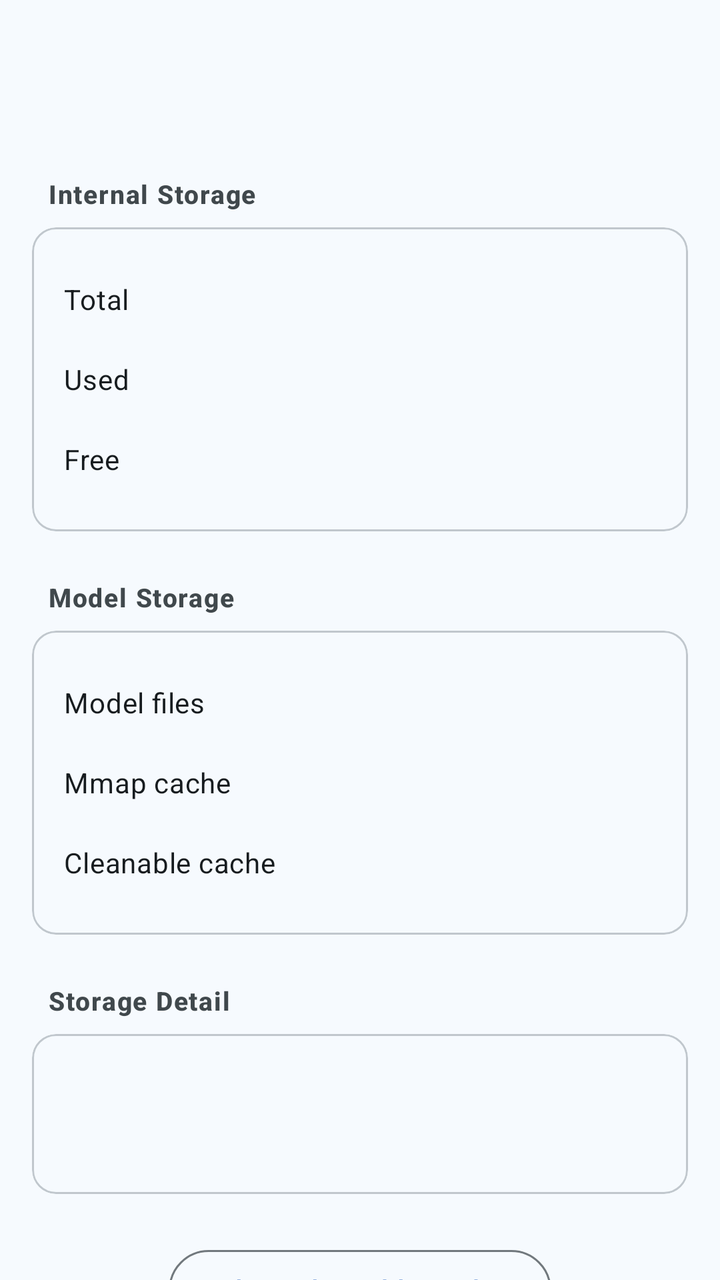
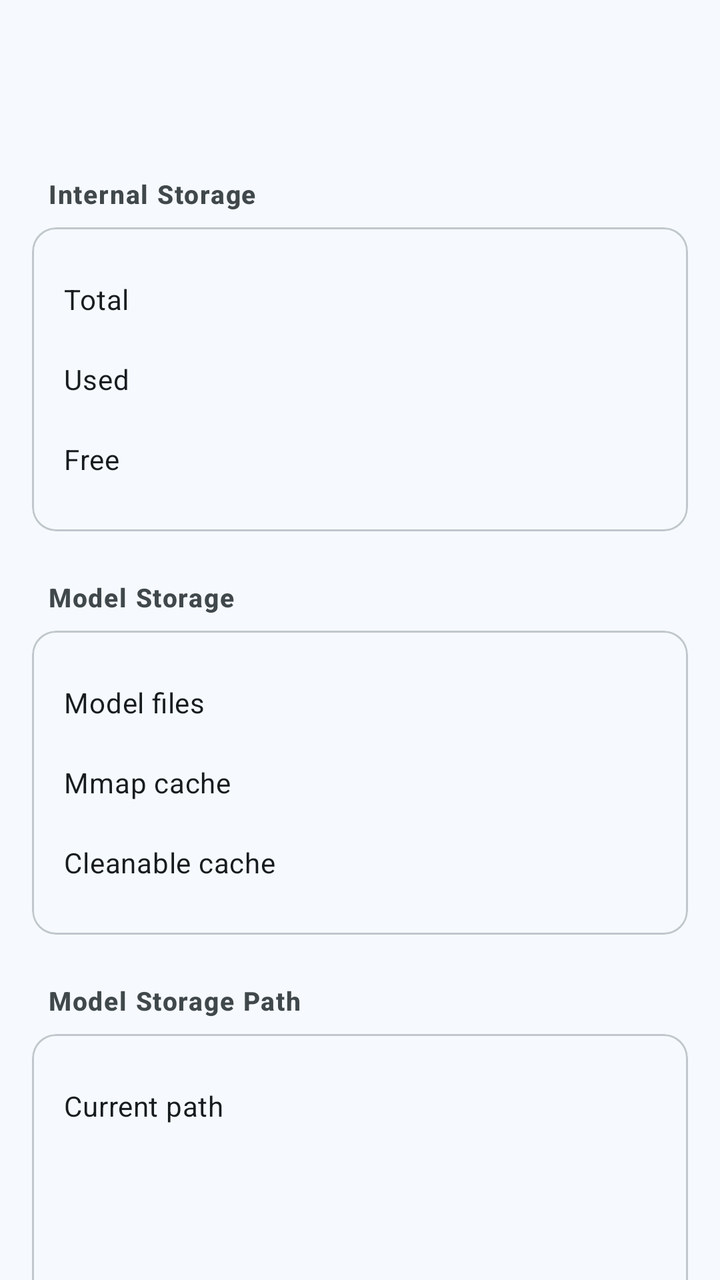

Screens rendered from an Android XML layout before and after an edit, with the pre-edit source and the edit as a unified diff.
<!-- AndroidManifest.xml: application theme AppTheme -->
<!-- res/layout/activity_storage_management.xml -->
<?xml version="1.0" encoding="utf-8"?>
<LinearLayout xmlns:android="http://schemas.android.com/apk/res/android"
    xmlns:app="http://schemas.android.com/apk/res-auto"
    android:layout_width="match_parent"
    android:layout_height="match_parent"
    android:orientation="vertical"
    android:fitsSystemWindows="true">

    <com.google.android.material.appbar.AppBarLayout
        android:layout_width="match_parent"
        android:layout_height="wrap_content"
        android:fitsSystemWindows="true">

        <androidx.appcompat.widget.Toolbar
            android:id="@+id/toolbar"
            android:layout_width="match_parent"
            android:layout_height="?attr/actionBarSize"
            android:elevation="4dp" />
    </com.google.android.material.appbar.AppBarLayout>

    <androidx.core.widget.NestedScrollView
        android:layout_width="match_parent"
        android:layout_height="match_parent"
        android:fillViewport="true">

        <LinearLayout
            android:layout_width="match_parent"
            android:layout_height="wrap_content"
            android:orientation="vertical"
            android:paddingBottom="24dp">

            
            <TextView
                style="@style/SettingsSectionHeader"
                android:text="@string/storage_summary_internal" />

            <com.google.android.material.card.MaterialCardView
                style="@style/SettingsSectionGroup"
                android:layout_width="match_parent"
                android:layout_height="wrap_content"
                android:layout_marginStart="16dp"
                android:layout_marginEnd="16dp">

                <LinearLayout
                    android:layout_width="match_parent"
                    android:layout_height="wrap_content"
                    android:orientation="vertical"
                    android:padding="16dp">

                    <LinearLayout
                        android:layout_width="match_parent"
                        android:layout_height="wrap_content"
                        android:orientation="horizontal"
                        android:minHeight="40dp"
                        android:gravity="center_vertical">
                        <TextView
                            style="@style/SettingsRowLabel"
                            android:layout_weight="1"
                            android:text="@string/storage_total" />
                        <TextView
                            android:id="@+id/tv_internal_total"
                            style="@style/SettingsRowValue" />
                    </LinearLayout>
                    <LinearLayout
                        android:layout_width="match_parent"
                        android:layout_height="wrap_content"
                        android:orientation="horizontal"
                        android:minHeight="40dp"
                        android:gravity="center_vertical">
                        <TextView
                            style="@style/SettingsRowLabel"
                            android:layout_weight="1"
                            android:text="@string/storage_used" />
                        <TextView
                            android:id="@+id/tv_internal_used"
                            style="@style/SettingsRowValue" />
                    </LinearLayout>
                    <LinearLayout
                        android:layout_width="match_parent"
                        android:layout_height="wrap_content"
                        android:orientation="horizontal"
                        android:minHeight="40dp"
                        android:gravity="center_vertical">
                        <TextView
                            style="@style/SettingsRowLabel"
                            android:layout_weight="1"
                            android:text="@string/storage_free" />
                        <TextView
                            android:id="@+id/tv_internal_free"
                            style="@style/SettingsRowValue" />
                    </LinearLayout>
                </LinearLayout>
            </com.google.android.material.card.MaterialCardView>

            
            <TextView
                style="@style/SettingsSectionHeader"
                android:text="@string/storage_summary_model" />

            <com.google.android.material.card.MaterialCardView
                style="@style/SettingsSectionGroup"
                android:layout_width="match_parent"
                android:layout_height="wrap_content"
                android:layout_marginStart="16dp"
                android:layout_marginEnd="16dp">

                <LinearLayout
                    android:layout_width="match_parent"
                    android:layout_height="wrap_content"
                    android:orientation="vertical"
                    android:padding="16dp">

                    <LinearLayout
                        android:layout_width="match_parent"
                        android:layout_height="wrap_content"
                        android:orientation="horizontal"
                        android:minHeight="40dp"
                        android:gravity="center_vertical">
                        <TextView
                            style="@style/SettingsRowLabel"
                            android:layout_weight="1"
                            android:text="@string/storage_model_files" />
                        <TextView
                            android:id="@+id/tv_model_files"
                            style="@style/SettingsRowValue" />
                    </LinearLayout>
                    <LinearLayout
                        android:layout_width="match_parent"
                        android:layout_height="wrap_content"
                        android:orientation="horizontal"
                        android:minHeight="40dp"
                        android:gravity="center_vertical">
                        <TextView
                            style="@style/SettingsRowLabel"
                            android:layout_weight="1"
                            android:text="@string/storage_mmap_cache" />
                        <TextView
                            android:id="@+id/tv_mmap_cache"
                            style="@style/SettingsRowValue" />
                    </LinearLayout>
                    <LinearLayout
                        android:layout_width="match_parent"
                        android:layout_height="wrap_content"
                        android:orientation="horizontal"
                        android:minHeight="40dp"
                        android:gravity="center_vertical">
                        <TextView
                            style="@style/SettingsRowLabel"
                            android:layout_weight="1"
                            android:text="@string/storage_orphan_cache" />
                        <TextView
                            android:id="@+id/tv_orphan_cache"
                            style="@style/SettingsRowValue" />
                    </LinearLayout>
                </LinearLayout>
            </com.google.android.material.card.MaterialCardView>

            
            <TextView
                style="@style/SettingsSectionHeader"
                android:text="@string/storage_mmap_by_model" />

            <com.google.android.material.card.MaterialCardView
                style="@style/SettingsSectionGroup"
                android:layout_width="match_parent"
                android:layout_height="wrap_content"
                android:layout_marginStart="16dp"
                android:layout_marginEnd="16dp">

                <androidx.recyclerview.widget.RecyclerView
                    android:id="@+id/storage_recycler"
                    android:layout_width="match_parent"
                    android:layout_height="wrap_content"
                    android:nestedScrollingEnabled="false"
                    android:minHeight="80dp" />
            </com.google.android.material.card.MaterialCardView>

            
            <LinearLayout
                android:layout_width="match_parent"
                android:layout_height="wrap_content"
                android:orientation="vertical"
                android:padding="24dp"
                android:gravity="center">

                <com.google.android.material.button.MaterialButton
                    android:id="@+id/btn_clean_cleanable_cache"
                    style="@style/Widget.Material3.Button.OutlinedButton"
                    android:layout_width="wrap_content"
                    android:layout_height="wrap_content"
                    android:text="@string/storage_clean_cleanable_cache" />

            </LinearLayout>

        </LinearLayout>
    </androidx.core.widget.NestedScrollView>

</LinearLayout>
<!-- resources referenced by this layout -->
<resources>
  <string name="storage_free">Free</string>
  <string name="storage_mmap_by_model">Storage Detail</string>
  <string name="storage_mmap_cache">Mmap cache</string>
  <string name="storage_model_files">Model files</string>
  <string name="storage_orphan_cache">Cleanable cache</string>
  <string name="storage_summary_internal">Internal Storage</string>
  <string name="storage_summary_model">Model Storage</string>
  <string name="storage_total">Total</string>
  <string name="storage_used">Used</string>
  <color name="md_theme_primary">#2E65C2</color>
  <color name="md_theme_onPrimary">#FFFFFF</color>
  <color name="md_theme_primaryContainer">#e8f0fe</color>
  <color name="md_theme_onPrimaryContainer">#2f4578</color>
  <color name="md_theme_secondary">#4D616C</color>
  <color name="md_theme_onSecondary">#FFFFFF</color>
  <color name="md_theme_secondaryContainer">#D1E6F3</color>
  <color name="md_theme_onSecondaryContainer">#364954</color>
  <color name="md_theme_tertiary">#5F5A7D</color>
  <color name="md_theme_onTertiary">#FFFFFF</color>
  <color name="md_theme_tertiaryContainer">#E5DEFF</color>
  <color name="md_theme_onTertiaryContainer">#474364</color>
  <color name="md_theme_error">#BA1A1A</color>
  <color name="md_theme_onError">#FFFFFF</color>
  <color name="md_theme_errorContainer">#FFDAD6</color>
  <color name="md_theme_onErrorContainer">#93000A</color>
  <color name="md_theme_surface">#F6FAFE</color>
  <color name="md_theme_onBackground">#171C1F</color>
  <color name="md_theme_onSurface">#171C1F</color>
  <color name="md_theme_surfaceVariant">#DCE3E9</color>
  <color name="md_theme_onSurfaceVariant">#40484C</color>
  <color name="md_theme_outline">#71787D</color>
  <color name="md_theme_outlineVariant">#C0C7CD</color>
  <color name="md_theme_inverseSurface">#2C3134</color>
  <color name="md_theme_inverseOnSurface">#EDF1F5</color>
  <color name="md_theme_inversePrimary">#8ECFF2</color>
  <color name="md_theme_primaryFixed">#C1E8FF</color>
  <color name="md_theme_onPrimaryFixed">#001E2B</color>
  <color name="md_theme_primaryFixedDim">#8ECFF2</color>
  <color name="md_theme_onPrimaryFixedVariant">#004D67</color>
  <color name="md_theme_secondaryFixed">#D1E6F3</color>
  <color name="md_theme_onSecondaryFixed">#091E28</color>
  <color name="md_theme_secondaryFixedDim">#B5C9D7</color>
  <color name="md_theme_onSecondaryFixedVariant">#364954</color>
  <color name="md_theme_tertiaryFixed">#E5DEFF</color>
  <color name="md_theme_onTertiaryFixed">#1B1736</color>
  <color name="md_theme_tertiaryFixedDim">#C8C2EA</color>
  <color name="md_theme_onTertiaryFixedVariant">#474364</color>
  <color name="md_theme_surfaceDim">#D6DADE</color>
  <color name="md_theme_surfaceBright">#F6FAFE</color>
  <color name="md_theme_surfaceContainerLowest">#FFFFFF</color>
  <color name="md_theme_surfaceContainerLow">#F0F4F8</color>
  <color name="md_theme_surfaceContainer">#EAEEF2</color>
  <color name="md_theme_surfaceContainerHigh">#E5E9ED</color>
  <color name="md_theme_surfaceContainerHighest">#DFE3E7</color>
  <color name="colorCustomColor1">#166683</color>
  <color name="colorOnCustomColor1">#FFFFFF</color>
  <color name="colorCustomColor1Container">#C0E8FF</color>
  <color name="colorOnCustomColor1Container">#004D66</color>
  <color name="accentColor">#4252B6</color>
  <!-- unchanged entries left out for length: 7 -->
</resources>

<!-- the commit's change to res/layout/activity_storage_management.xml (unified diff, before → after) -->
@@ -158,6 +158,111 @@
             
             <TextView
                 style="@style/SettingsSectionHeader"
+                android:text="@string/storage_model_path_title" />
+
+            <com.google.android.material.card.MaterialCardView
+                style="@style/SettingsSectionGroup"
+                android:layout_width="match_parent"
+                android:layout_height="wrap_content"
+                android:layout_marginStart="16dp"
+                android:layout_marginEnd="16dp">
+
+                <LinearLayout
+                    android:layout_width="match_parent"
+                    android:layout_height="wrap_content"
+                    android:orientation="vertical"
+                    android:padding="16dp">
+
+                    <LinearLayout
+                        android:layout_width="match_parent"
+                        android:layout_height="wrap_content"
+                        android:orientation="horizontal"
+                        android:minHeight="40dp"
+                        android:gravity="center_vertical">
+                        <TextView
+                            style="@style/SettingsRowLabel"
+                            android:layout_width="wrap_content"
+                            android:text="@string/storage_model_path_current" />
+                        <TextView
+                            android:id="@+id/tv_model_storage_path"
+                            style="@style/SettingsRowValue"
+                            android:layout_width="0dp"
+                            android:layout_weight="1"
+                            android:ellipsize="middle"
+                            android:singleLine="true"
+                            android:textIsSelectable="true" />
+                    </LinearLayout>
+
+                    <LinearLayout
+                        android:layout_width="match_parent"
+                        android:layout_height="wrap_content"
+                        android:orientation="horizontal"
+                        android:layout_marginTop="8dp"
+                        android:gravity="center_vertical">
+
+                        <com.google.android.material.button.MaterialButton
+                            android:id="@+id/btn_path_default"
+                            style="@style/Widget.Material3.Button.OutlinedButton"
+                            android:layout_width="wrap_content"
+                            android:layout_height="wrap_content"
+                            android:text="@string/storage_model_path_default" />
+
+                        <com.google.android.material.button.MaterialButton
+                            android:id="@+id/btn_path_external"
+                            style="@style/Widget.Material3.Button.OutlinedButton"
+                            android:layout_width="wrap_content"
+                            android:layout_height="wrap_content"
+                            android:layout_marginStart="8dp"
+                            android:text="@string/storage_model_path_external" />
+
+                        <com.google.android.material.button.MaterialButton
+                            android:id="@+id/btn_path_reset"
+                            style="@style/Widget.Material3.Button.OutlinedButton"
+                            android:layout_width="wrap_content"
+                            android:layout_height="wrap_content"
+                            android:layout_marginStart="8dp"
+                            android:text="@string/storage_model_path_reset" />
+                    </LinearLayout>
+
+                    <LinearLayout
+                        android:layout_width="match_parent"
+                        android:layout_height="wrap_content"
+                        android:orientation="horizontal"
+                        android:layout_marginTop="8dp"
+                        android:gravity="center_vertical">
+
+                        <com.google.android.material.textfield.TextInputEditText
+                            android:id="@+id/edit_custom_path"
+                            android:layout_width="0dp"
+                            android:layout_height="wrap_content"
+                            android:layout_weight="1"
+                            android:hint="@string/storage_model_path_hint"
+                            android:inputType="textUri"
+                            android:singleLine="true" />
+
+                        <com.google.android.material.button.MaterialButton
+                            android:id="@+id/btn_path_apply"
+                            style="@style/Widget.Material3.Button"
+                            android:layout_width="wrap_content"
+                            android:layout_height="wrap_content"
+                            android:layout_marginStart="8dp"
+                            android:text="@string/storage_model_path_apply" />
+                    </LinearLayout>
+
+                    <TextView
+                        android:layout_width="match_parent"
+                        android:layout_height="wrap_content"
+                        android:layout_marginTop="8dp"
+                        android:text="@string/storage_model_path_note"
+                        android:textSize="12sp"
+                        android:textColor="?android:attr/textColorSecondary" />
+
+                </LinearLayout>
+            </com.google.android.material.card.MaterialCardView>
+
+            
+            <TextView
+                style="@style/SettingsSectionHeader"
                 android:text="@string/storage_mmap_by_model" />
 
             <com.google.android.material.card.MaterialCardView
<!-- resource entries referenced after the edit -->
@@ -4,6 +4,14 @@
   <string name="storage_mmap_by_model">Storage Detail</string>
   <string name="storage_mmap_cache">Mmap cache</string>
   <string name="storage_model_files">Model files</string>
+  <string name="storage_model_path_apply">Apply</string>
+  <string name="storage_model_path_current">Current path</string>
+  <string name="storage_model_path_default">Default (internal)</string>
+  <string name="storage_model_path_external">External storage</string>
+  <string name="storage_model_path_hint">Enter an absolute directory path</string>
+  <string name="storage_model_path_note">New downloads are saved here. Place model folders (containing config.json) directly under this path to use them.</string>
+  <string name="storage_model_path_reset">Reset to default</string>
+  <string name="storage_model_path_title">Model Storage Path</string>
   <string name="storage_orphan_cache">Cleanable cache</string>
   <string name="storage_summary_internal">Internal Storage</string>
   <string name="storage_summary_model">Model Storage</string>
